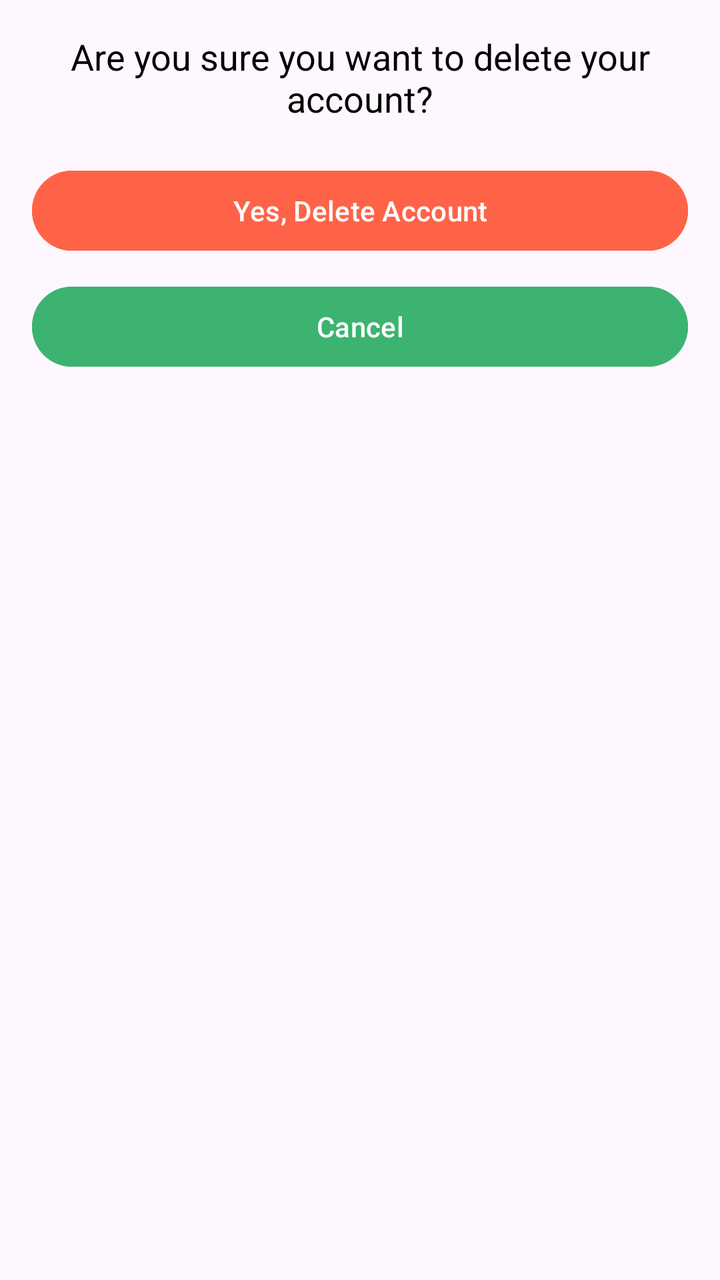
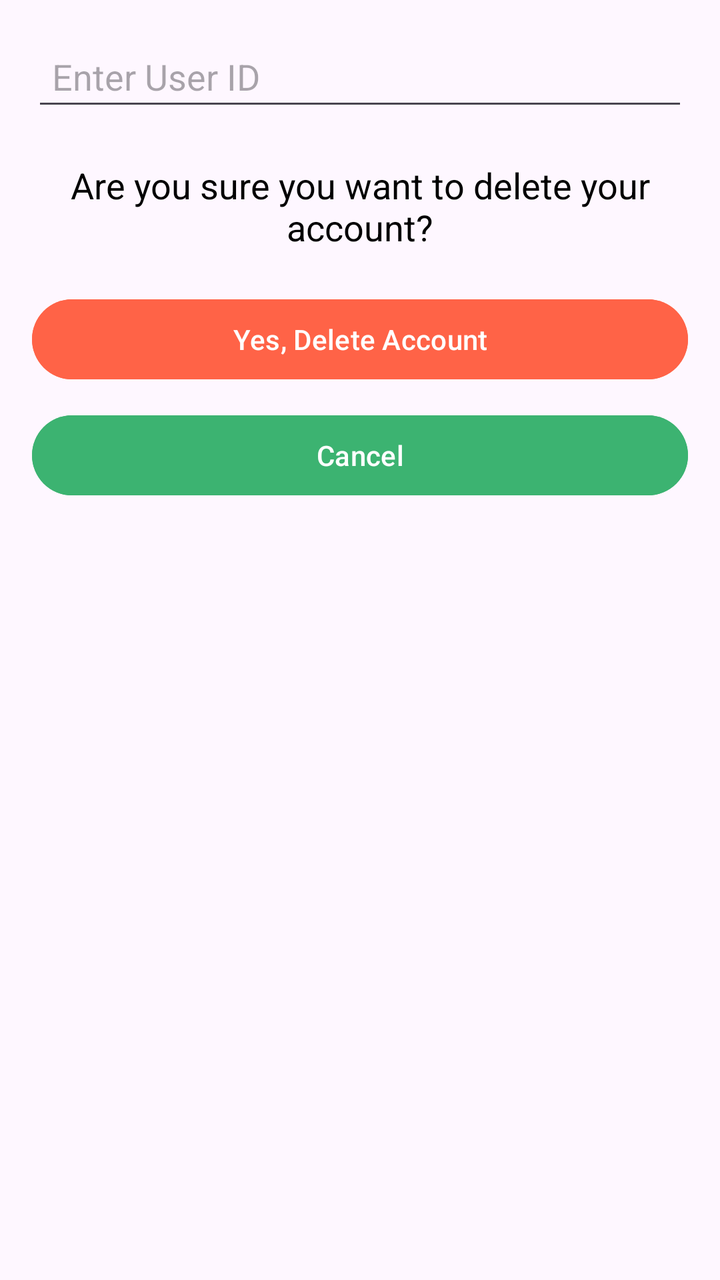

Two renders of the same Android screen: before a commit and after it. Below are the layout's source before the change and the commit's diff.
<!-- AndroidManifest.xml: application theme Theme.AndroidExample -->
<!-- res/layout/activity_delete_user.xml -->
<?xml version="1.0" encoding="utf-8"?>
<androidx.constraintlayout.widget.ConstraintLayout xmlns:android="http://schemas.android.com/apk/res/android"
    android:layout_width="match_parent"
    android:layout_height="match_parent">

    <LinearLayout
        android:layout_width="match_parent"
        android:layout_height="match_parent"
        android:orientation="vertical"
        android:padding="16dp">

        <TextView
            android:layout_width="match_parent"
            android:layout_height="wrap_content"
            android:paddingBottom="20dp"
            android:text="Are you sure you want to delete your account?"
            android:textSize="18sp"
            android:textColor="@android:color/black"
            android:gravity="center" />

        <Button
            android:id="@+id/confirm_delete_btn"
            android:layout_width="match_parent"
            android:layout_height="wrap_content"
            android:text="Yes, Delete Account"
            android:backgroundTint="#FF6347"
            android:textColor="#FFFFFF"
            android:layout_marginBottom="10dp" />

        <Button
            android:id="@+id/cancel_delete_btn"
            android:layout_width="match_parent"
            android:layout_height="wrap_content"
            android:text="Cancel"
            android:backgroundTint="#3CB371"
            android:textColor="#FFFFFF" />

    </LinearLayout>

</androidx.constraintlayout.widget.ConstraintLayout>
<!-- resources referenced by this layout -->
<resources>
  <style name="Theme.AndroidExample" parent="Base.Theme.AndroidExample" />
  <style name="Base.Theme.AndroidExample" parent="Theme.Material3.DayNight.NoActionBar">
          
          
      </style>
</resources>

<!-- the commit's change to res/layout/activity_delete_user.xml (unified diff, before → after) -->
@@ -8,6 +8,16 @@
         android:layout_height="match_parent"
         android:orientation="vertical"
         android:padding="16dp">
+
+        
+        <EditText
+            android:id="@+id/delete_user_id_edt"
+            android:layout_width="match_parent"
+            android:layout_height="wrap_content"
+            android:hint="Enter User ID"
+            android:inputType="number"
+            android:padding="10dp"
+            android:layout_marginBottom="20dp" />
 
         <TextView
             android:layout_width="match_parent"
